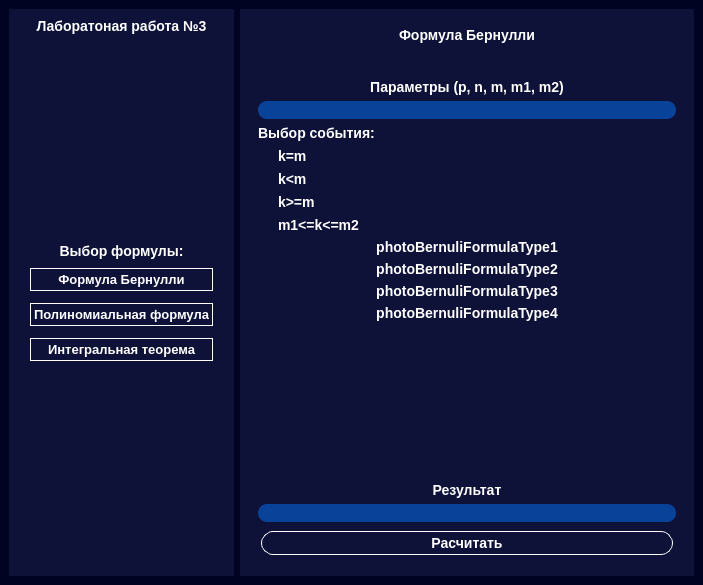
Qt form interface.ui (RR3Z/teorverLR3) before a commit.
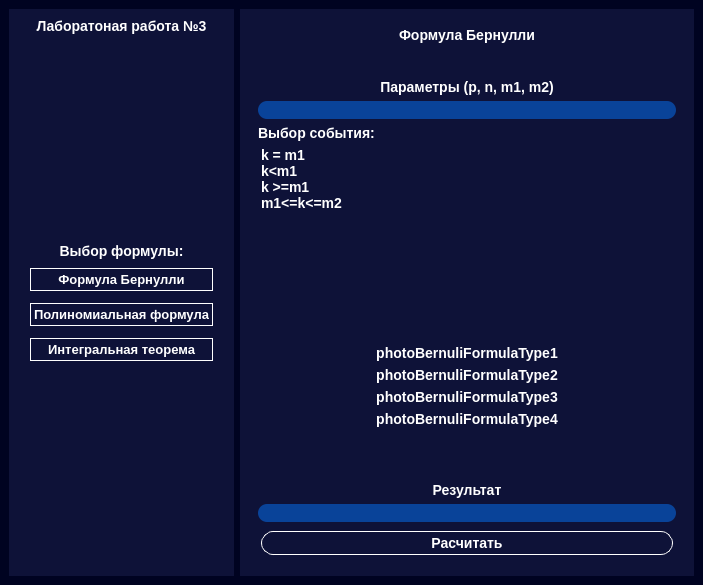
The same form after that commit. The open tabs and pages were chosen to show the change.

```diff
--- a/interface.ui
+++ b/interface.ui
@@ -535,7 +535,7 @@
                <item>
                 <widget class="QLabel" name="bernuliParamsLabel">
                  <property name="text">
-                  <string>Параметры (p, n, m, m1, m2)</string>
+                  <string>Параметры (p, n, m1, m2)</string>
                  </property>
                  <property name="alignment">
                   <set>Qt::AlignCenter</set>
@@ -559,31 +559,27 @@
                <item>
                 <layout class="QVBoxLayout" name="verticalLayout_2">
                  <item>
-                  <widget class="QCheckBox" name="bernuliFirstType">
-                   <property name="text">
-                    <string>k=m</string>
-                   </property>
-                  </widget>
-                 </item>
-                 <item>
-                  <widget class="QCheckBox" name="bernuliSecondType">
-                   <property name="text">
-                    <string>k&lt;m</string>
-                   </property>
-                  </widget>
-                 </item>
-                 <item>
-                  <widget class="QCheckBox" name="bernuliThirdType">
-                   <property name="text">
-                    <string>k&gt;=m</string>
-                   </property>
-                  </widget>
-                 </item>
-                 <item>
-                  <widget class="QCheckBox" name="bernuliFourthType">
-                   <property name="text">
-                    <string>m1&lt;=k&lt;=m2</string>
-                   </property>
+                  <widget class="QListWidget" name="bernuliFormulaType">
+                   <item>
+                    <property name="text">
+                     <string>k = m1</string>
+                    </property>
+                   </item>
+                   <item>
+                    <property name="text">
+                     <string>k&lt;m1</string>
+                    </property>
+                   </item>
+                   <item>
+                    <property name="text">
+                     <string>k &gt;=m1</string>
+                    </property>
+                   </item>
+                   <item>
+                    <property name="text">
+                     <string>m1&lt;=k&lt;=m2</string>
+                    </property>
+                   </item>
                   </widget>
                  </item>
                 </layout>
```
Left out of the diff: 170 changed lines with no effect on the pictures.
